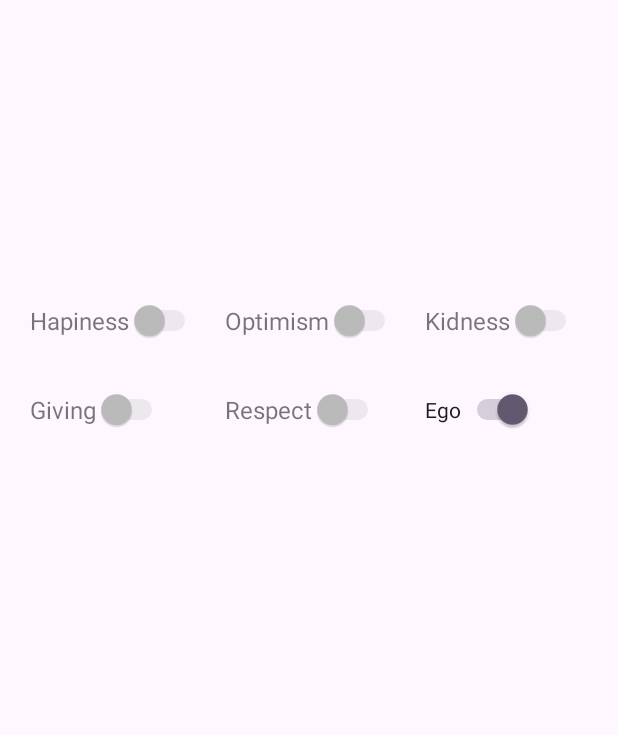
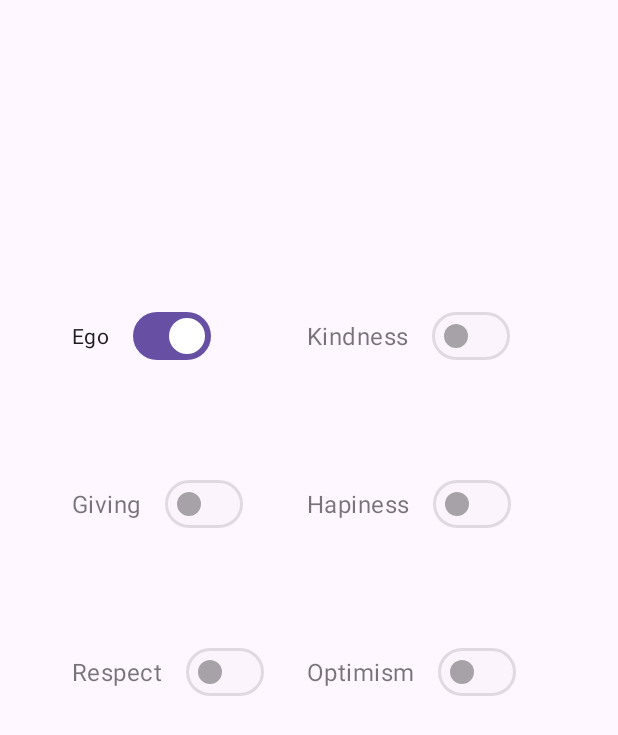
Before and after one commit to UmutDiler0/ProjectFirst, an Android app: the screen it shows after launch (MainActivity), on a phone screen of 412 x 824 dp. Shown: the top 735 px of the screen. Run offline under Robolectric (Android 15) with nearby library versions, the phone set to English and light mode, and no system bars; our stand-ins replace navigation-ui.

Commit message:
changed ego switches and func

```diff
--- a/app/src/main/java/com/example/projectfirst/screens/EgoFragment.kt
+++ b/app/src/main/java/com/example/projectfirst/screens/EgoFragment.kt
@@ -3,19 +3,24 @@ package com.example.projectfirst.screens
 import android.os.Bundle
 import androidx.fragment.app.Fragment
 import android.view.LayoutInflater
+import android.view.Menu
+import android.view.MenuInflater
+import android.view.MenuItem
 import android.view.View
 import android.view.ViewGroup
+import android.widget.Switch
+import androidx.core.view.MenuHost
+import androidx.core.view.MenuProvider
 import com.example.projectfirst.MainActivity
 import com.example.projectfirst.R
 import com.example.projectfirst.databinding.FragmentEgoBinding
+import com.google.android.material.materialswitch.MaterialSwitch
 
 
 class EgoFragment : Fragment() {
 
     private var _binding: FragmentEgoBinding? = null
     private val binding get() = _binding!!
-    var counter: Int = 0
-
 
     override fun onCreateView(
         inflater: LayoutInflater, container: ViewGroup?,
@@ -29,59 +34,42 @@ class EgoFragment : Fragment() {
         super.onViewCreated(view, savedInstanceState)
 
         fragmentViewCreated()
+        disableSwitches()
+        bottomNavItemVisibiltyFalse()
 
-        binding.egoSwitch.setOnCheckedChangeListener { _, isChecked ->
-            if (isChecked) {
-                disableSwitches()
-                setSwitchesFalse()
-                (activity as? MainActivity)?.bottomNav?.visibility = View.GONE
-            } else {
-                enebleSwitches()
-                (activity as? MainActivity)?.bottomNav?.visibility = View.VISIBLE
-                bottomNavItemVisibiltyFalse()
+        binding.egoSwitch.setItemVisibility(R.id.egoFragment)
+
+        binding.hapinessSwitch.setItemVisibility(R.id.hapinessFragment)
+
+        binding.givingSwitch.setItemVisibility(R.id.givingFragment)
+
+        binding.kidnessSwitch.setItemVisibility(R.id.kidnessFragment)
+
+        binding.optimismSwitch.setItemVisibility(R.id.optimismFragment)
+
+        binding.respectSwitch.setItemVisibility(R.id.respectFragment)
+    }
+
+    //material switch yapılacak ve ext func olarak yazılacak
+    fun MaterialSwitch.setItemVisibility(id: Int){
+
+        setOnCheckedChangeListener { _, isChecked ->
+            if(id == R.id.egoFragment){
+                if(isChecked){
+                    disableSwitches()
+                    bottomNavItemVisibiltyFalse()
+                    (activity as? MainActivity)?.bottomNav?.visibility = View.VISIBLE
+                }else{
+                    enebleSwitches()
+                    setSwitchesFalse()
+                    (activity as? MainActivity)?.bottomNav?.visibility = View.VISIBLE
+                }
             }
+            (activity as? MainActivity)?.bottomNav?.menu?.findItem(id)?.isVisible = isChecked
         }
 
-        binding.hapinessSwitch.setOnCheckedChangeListener { _, isChecked ->
-            if (isChecked) {
-                (activity as? MainActivity)?.bottomNav?.menu?.findItem(R.id.hapinessFragment)?.isVisible = true
-            }else{
-                (activity as? MainActivity)?.bottomNav?.menu?.findItem(R.id.hapinessFragment)?.isVisible = false
-            }
-        }
-
-        binding.givingSwitch.setOnCheckedChangeListener { _, isChecked ->
-            if (isChecked) {
-                (activity as? MainActivity)?.bottomNav?.menu?.findItem(R.id.givingFragment)?.isVisible = true
-            }else{
-                (activity as? MainActivity)?.bottomNav?.menu?.findItem(R.id.givingFragment)?.isVisible = false
-            }
-        }
-
-        binding.kidnessSwitch.setOnCheckedChangeListener { _, isChecked ->
-            if (isChecked) {
-                (activity as? MainActivity)?.bottomNav?.menu?.findItem(R.id.kidnessFragment)?.isVisible = true
-            }else{
-                (activity as? MainActivity)?.bottomNav?.menu?.findItem(R.id.kidnessFragment)?.isVisible = false
-            }
-        }
-
-        binding.optimismSwitch.setOnCheckedChangeListener { _, isChecked ->
-            if (isChecked) {
-                (activity as? MainActivity)?.bottomNav?.menu?.findItem(R.id.optimismFragment)?.isVisible = true
-            }else{
-                (activity as? MainActivity)?.bottomNav?.menu?.findItem(R.id.optimismFragment)?.isVisible = false
-            }
-        }
-
-        binding.respectSwitch.setOnCheckedChangeListener { _, isChecked ->
-            if (isChecked) {
-                (activity as? MainActivity)?.bottomNav?.menu?.findItem(R.id.respectFragment)?.isVisible = true
-            }else{
-                (activity as? MainActivity)?.bottomNav?.menu?.findItem(R.id.respectFragment)?.isVisible = false
-            }
-        }
     }
+    // ego açıp diğer switchleri açtıpımızda ekran değişip geri gelince bottom nav nasıl olmalı
 
     fun fragmentViewCreated(){
         disableSwitches()
@@ -95,7 +83,6 @@ class EgoFragment : Fragment() {
             kidnessSwitch.isEnabled = true
             givingSwitch.isEnabled = true
             respectSwitch.isEnabled = true
-
         }
     }
 
--- a/app/src/main/res/layout/fragment_ego.xml
+++ b/app/src/main/res/layout/fragment_ego.xml
@@ -6,70 +6,70 @@
     xmlns:app="http://schemas.android.com/apk/res-auto"
     tools:context=".screens.EgoFragment">
 
-    <Switch
+    <com.google.android.material.materialswitch.MaterialSwitch
         android:id="@+id/hapinessSwitch"
         android:layout_width="wrap_content"
         android:layout_height="wrap_content"
+        android:layout_marginTop="64dp"
         android:text="@string/hapiness"
-        android:layout_marginStart="20dp"
-        android:layout_marginTop="200dp"
         android:textSize="16sp"
-        app:layout_constraintStart_toStartOf="parent"
-        app:layout_constraintTop_toTopOf="parent"
+        app:layout_constraintStart_toStartOf="@+id/kidnessSwitch"
+        app:layout_constraintTop_toBottomOf="@+id/kidnessSwitch"
         tools:ignore="UseSwitchCompatOrMaterialXml" />
 
-    <Switch
+    <com.google.android.material.materialswitch.MaterialSwitch
         android:id="@+id/optimismSwitch"
         android:layout_width="wrap_content"
         android:layout_height="wrap_content"
+        android:layout_marginTop="64dp"
         android:text="@string/optimism"
-        android:layout_marginStart="16dp"
         android:textSize="16sp"
-        app:layout_constraintStart_toEndOf="@+id/hapinessSwitch"
-        app:layout_constraintTop_toTopOf="@+id/hapinessSwitch"
+        app:layout_constraintStart_toStartOf="@+id/hapinessSwitch"
+        app:layout_constraintTop_toBottomOf="@+id/hapinessSwitch"
         tools:ignore="UseSwitchCompatOrMaterialXml" />
 
-    <Switch
+    <com.google.android.material.materialswitch.MaterialSwitch
         android:id="@+id/kidnessSwitch"
         android:layout_width="wrap_content"
         android:layout_height="wrap_content"
-        android:layout_marginStart="16dp"
         android:text="@string/kidness"
         android:textSize="16sp"
-        app:layout_constraintStart_toEndOf="@+id/optimismSwitch"
-        app:layout_constraintTop_toTopOf="@+id/optimismSwitch"
+        android:layout_marginStart="64dp"
+        app:layout_constraintStart_toEndOf="@+id/egoSwitch"
+        app:layout_constraintTop_toTopOf="@+id/egoSwitch"
         tools:ignore="UseSwitchCompatOrMaterialXml" />
 
-    <Switch
+    <com.google.android.material.materialswitch.MaterialSwitch
         android:id="@+id/givingSwitch"
         android:layout_width="wrap_content"
         android:layout_height="wrap_content"
         android:text="@string/giving"
         android:textSize="16sp"
-        android:layout_marginTop="32dp"
-        app:layout_constraintStart_toStartOf="@+id/hapinessSwitch"
-        app:layout_constraintTop_toBottomOf="@+id/hapinessSwitch"
+        android:layout_marginTop="64dp"
+        app:layout_constraintStart_toStartOf="@+id/egoSwitch"
+        app:layout_constraintTop_toBottomOf="@+id/egoSwitch"
         tools:ignore="UseSwitchCompatOrMaterialXml" />
 
-    <Switch
+    <com.google.android.material.materialswitch.MaterialSwitch
         android:id="@+id/respectSwitch"
         android:layout_width="wrap_content"
         android:layout_height="wrap_content"
         android:text="@string/respect"
-        android:layout_marginTop="32dp"
         android:textSize="16sp"
-        app:layout_constraintStart_toStartOf="@+id/optimismSwitch"
-        app:layout_constraintTop_toBottomOf="@+id/optimismSwitch"
+        android:layout_marginTop="64dp"
+        app:layout_constraintStart_toStartOf="@+id/givingSwitch"
+        app:layout_constraintTop_toBottomOf="@+id/givingSwitch"
         tools:ignore="UseSwitchCompatOrMaterialXml" />
 
-    <Switch
+    <com.google.android.material.materialswitch.MaterialSwitch
         android:id="@+id/egoSwitch"
         android:layout_width="wrap_content"
         android:layout_height="wrap_content"
         android:text="@string/ego"
-        android:layout_marginTop="32dp"
-        app:layout_constraintStart_toStartOf="@+id/kidnessSwitch"
-        app:layout_constraintTop_toBottomOf="@+id/kidnessSwitch"
+        android:layout_marginTop="200dp"
+        android:layout_marginStart="48dp"
+        app:layout_constraintStart_toStartOf="parent"
+        app:layout_constraintTop_toTopOf="parent"
         tools:ignore="UseSwitchCompatOrMaterialXml" />
 
 </androidx.constraintlayout.widget.ConstraintLayout>
--- a/app/src/main/res/menu/bottom_nav_menu.xml
+++ b/app/src/main/res/menu/bottom_nav_menu.xml
@@ -1,7 +1,6 @@
 <?xml version="1.0" encoding="utf-8"?>
 <menu xmlns:android="http://schemas.android.com/apk/res/android"
     xmlns:app="http://schemas.android.com/apk/res-auto">
-
 
 
     <item
--- a/app/src/main/res/values/strings.xml
+++ b/app/src/main/res/values/strings.xml
@@ -2,7 +2,7 @@
     <string name="app_name">ProjectFirst</string>
     <string name="hapiness">Hapiness</string>
     <string name="optimism">Optimism</string>
-    <string name="kidness">Kidness</string>
+    <string name="kidness">Kindness</string>
     <string name="giving">Giving</string>
     <string name="respect">Respect</string>
     <string name="ego">Ego</string>
```
Also changed, not shown: app/src/main/java/com/example/projectfirst/MainActivity.kt (+0 -10 lines).
